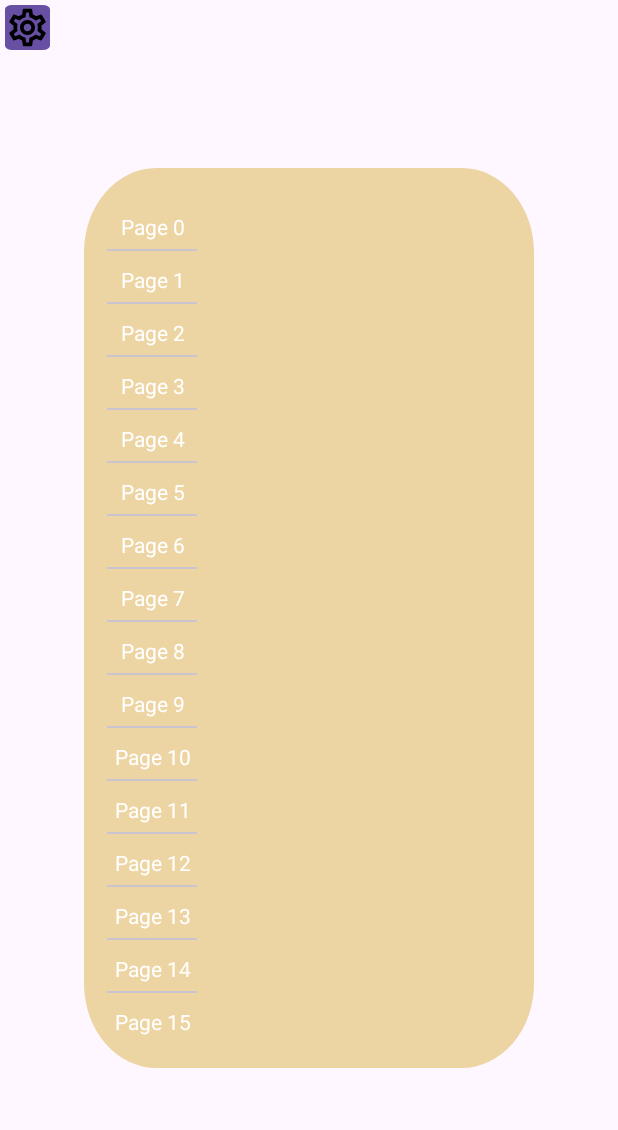
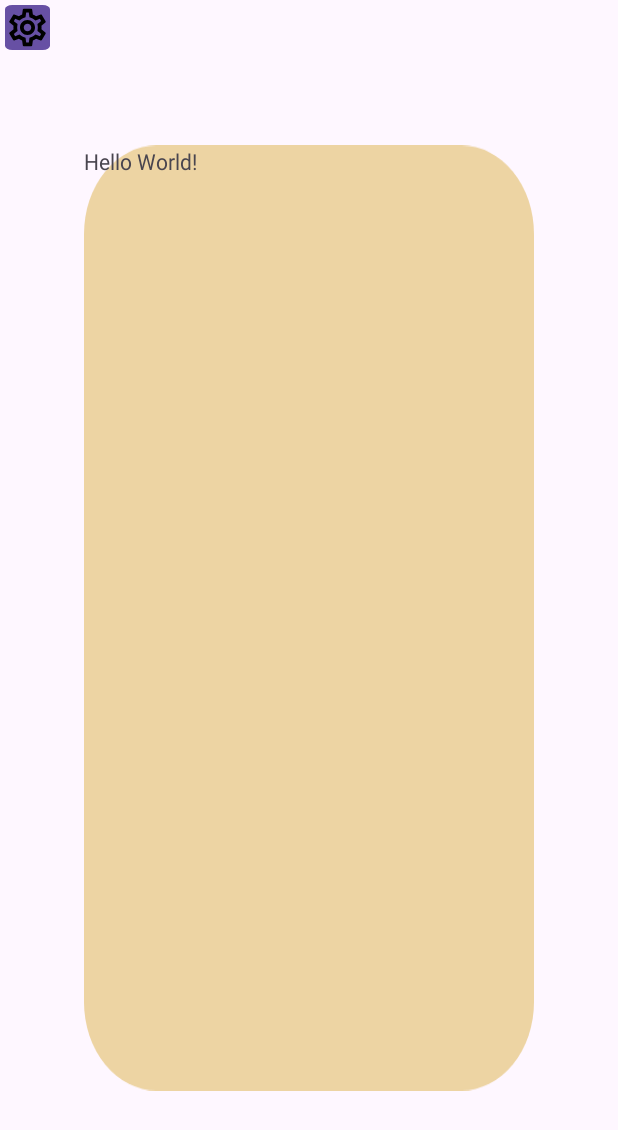
Before and after one commit to duckupus/studylah, an Android app: the FirstFragment screen opened directly, with no data from a screen before it, on a phone screen of 412 x 824 dp. Shown: the top 1130 px of the screen. Run offline under Robolectric (Android 15) with nearby library versions, the phone set to English and light mode, and no system bars; 1 statement that could not run was skipped.

Commit message:
added view3

```diff
--- a/app/src/main/AndroidManifest.xml
+++ b/app/src/main/AndroidManifest.xml
@@ -13,6 +13,9 @@
         android:theme="@style/AppTheme"
         tools:targetApi="31">
         <activity
+            android:name=".Pages.view3"
+            android:exported="false" />
+        <activity
             android:name=".appSettingActivity"
             android:exported="false" />
         <activity
@@ -25,7 +28,8 @@
             android:name=".MainActivity"
             android:exported="true"
             android:theme="@style/AppTheme" />
-        <activity android:name=".PageActivities.CalendarViewActivity"
+        <activity
+            android:name=".PageActivities.CalendarViewActivity"
             android:exported="true" />
         <activity
             android:name=".Pages.splashScreen"
--- a/app/src/main/java/com/sp/studylah/MainActivity.java
+++ b/app/src/main/java/com/sp/studylah/MainActivity.java
@@ -31,13 +31,6 @@ public class MainActivity extends AppCompatActivity {
     private ActivityMainBinding binding;
     private ViewPager2 viewPager;
     private Button button;
-    private CalendarView calendarView;
-    private EditText editTextDescription;
-    private Button buttonSave;
-    private RadioGroup radioGroup;
-    private RadioButton radioButtonExam;
-    private RadioButton radioButtonAssignment;
-    private DatabaseHelper databaseHelper;
 
     @Override
     protected void onCreate(Bundle savedInstanceState) {
@@ -58,9 +51,6 @@ public class MainActivity extends AppCompatActivity {
         //viewPager.setAdapter(carouselAdapter);
         FragmentCarouselAdapter fragmentCarouselAdapter = new FragmentCarouselAdapter(this);
         viewPager.setAdapter(fragmentCarouselAdapter);
-    }
-
-
         ViewPager2.PageTransformer pageTransformer = new ViewPager2.PageTransformer() {
             @Override
             public void transformPage(@NonNull View page, float position) {
@@ -78,7 +68,10 @@ public class MainActivity extends AppCompatActivity {
                 viewPager.setOffscreenPageLimit(3); //left and right items
                 RecyclerView recyclerView = (RecyclerView) viewPager.getChildAt(0);
                 recyclerView.setOverScrollMode(RecyclerView.OVER_SCROLL_NEVER);
-                viewPager.setPageTransformer(pageTransformer);
             }
         };
+        viewPager.setPageTransformer(pageTransformer);
     }
+
+
+}
--- a/app/src/main/java/com/sp/studylah/carousel_fragments/FragmentCarouselAdapter.java
+++ b/app/src/main/java/com/sp/studylah/carousel_fragments/FragmentCarouselAdapter.java
@@ -8,12 +8,13 @@ import androidx.viewpager2.adapter.FragmentStateAdapter;
 import com.sp.studylah.R;
 import com.sp.studylah.carousel_fragments.first_fragment.FirstFragment;
 import com.sp.studylah.carousel_fragments.second_fragment.SecondFragment;
+import com.sp.studylah.carousel_fragments.third_fragment.ThirdFragment;
 
 import java.util.Arrays;
 import java.util.List;
 
 public class FragmentCarouselAdapter extends FragmentStateAdapter {
-    private final List<Integer> layout = Arrays.asList(R.layout.fragment_first, R.layout.fragment_second);
+    private final List<Integer> layout = Arrays.asList(R.layout.fragment_first, R.layout.fragment_second, R.layout.fragment_third);
 
     public FragmentCarouselAdapter(@NonNull FragmentActivity fragmentActivity) {
         super(fragmentActivity);
@@ -28,6 +29,8 @@ public class FragmentCarouselAdapter extends FragmentStateAdapter {
                 return new FirstFragment();
             case 1:
                 return new SecondFragment();
+            case 2:
+                return new ThirdFragment();
             default:
                 throw new IllegalArgumentException("Invalid layout ID");
         }
--- a/app/src/main/java/com/sp/studylah/carousel_fragments/first_fragment/FirstFragment.java
+++ b/app/src/main/java/com/sp/studylah/carousel_fragments/first_fragment/FirstFragment.java
@@ -11,6 +11,7 @@ import androidx.constraintlayout.widget.ConstraintLayout;
 import androidx.fragment.app.Fragment;
 import androidx.recyclerview.widget.RecyclerView;
 
+import com.sp.studylah.Database.DatabaseHelper;
 import com.sp.studylah.R;
 import com.sp.studylah.RecyclerItemClickListener;
 import com.sp.studylah.databinding.FragmentFirstBinding;
@@ -22,7 +23,7 @@ public class FirstFragment extends Fragment {
 
     private FragmentFirstBinding binding;
     private ConstraintLayout layout;
-    private RecyclerView recyclerView;
+    private DatabaseHelper databaseHelper;
 
     @Override
     public View onCreateView(
@@ -45,47 +46,7 @@ public class FirstFragment extends Fragment {
                 startActivity(intent);
             }
         });
-        recyclerView = view.findViewById(R.id.recycler_view_carousel_first_fragment);
-        CarouselDateAdapter adapter = new CarouselDateAdapter();
-        recyclerView.setAdapter(adapter);
-        recyclerView.setRecyclerListener(new RecyclerView.RecyclerListener() {
-            @Override
-            public void onViewRecycled(@NonNull RecyclerView.ViewHolder holder) {
-                ViewGroup.LayoutParams params = ((CarouselDateAdapter.ViewHolder) holder).textView.getLayoutParams();
-                params.height = adapter.height;
-                params.width = adapter.width;
-                ((CarouselDateAdapter.ViewHolder) holder).textView.setLayoutParams(params); //resets back to original size when recycled.
-            }
-        });
-        RecyclerView.LayoutManager layoutManager = recyclerView.getLayoutManager();
-        int count = layoutManager.getChildCount();
-        recyclerView.addOnItemTouchListener(new RecyclerItemClickListener(getContext(), recyclerView, new RecyclerItemClickListener.OnItemClickListener() {
-            @Override
-            public void onItemClick(View view, int position) {
-                CarouselDateAdapter.ViewHolder viewholder = (CarouselDateAdapter.ViewHolder) recyclerView.findViewHolderForAdapterPosition(position);
-                viewholder.textView.setText("CLICKED! " + position);
-                ViewGroup.LayoutParams params = ((CarouselDateAdapter.ViewHolder) Objects.requireNonNull(recyclerView.findViewHolderForAdapterPosition(position))).textView.getLayoutParams();
-                params.height = (int) (adapter.height * 1.2);
-                params.width = (int) (adapter.width * 1.2);
-                ((CarouselDateAdapter.ViewHolder) Objects.requireNonNull(recyclerView.findViewHolderForAdapterPosition(position))).textView.setLayoutParams(params);
-                for(int i = position - recyclerView.getChildCount(); i < position + recyclerView.getChildCount(); i++) {
-                    if(recyclerView.findViewHolderForAdapterPosition(i) == null) { //avoids invalid positions
-                        continue;
-                    }
-                    if(i != position) {
-                        ViewGroup.LayoutParams params2 = ((CarouselDateAdapter.ViewHolder) recyclerView.findViewHolderForAdapterPosition(i)).textView.getLayoutParams();
-                        params2.height = adapter.height;
-                        params2.width = adapter.width;
-                        ((CarouselDateAdapter.ViewHolder) Objects.requireNonNull(recyclerView.findViewHolderForAdapterPosition(i))).textView.setLayoutParams(params2);
-                    }
-                }
-            }
-
-            @Override
-            public void onLongItemClick(View view, int position) {
-
-            }
-        }));
+        databaseHelper = new DatabaseHelper(getActivity());
     }
 
     @Override
--- a/app/src/main/res/layout/fragment_first.xml
+++ b/app/src/main/res/layout/fragment_first.xml
@@ -1,18 +1,18 @@
 <?xml version="1.0" encoding="utf-8"?>
 <androidx.constraintlayout.widget.ConstraintLayout xmlns:android="http://schemas.android.com/apk/res/android"
+    xmlns:tools="http://schemas.android.com/tools"
     android:layout_width="match_parent"
     android:layout_height="match_parent"
     xmlns:app="http://schemas.android.com/apk/res-auto"
     android:id="@+id/fragment_first"
+    android:layout_gravity="center_horizontal|top"
     android:background="@drawable/rectangle_border">
-    <androidx.recyclerview.widget.RecyclerView
+    <TextView
         android:layout_width="wrap_content"
-        android:paddingTop="20dp"
-        android:paddingLeft="15dp"
-        android:paddingBottom="20dp"
-        android:layout_height="match_parent"
-        android:id="@+id/recycler_view_carousel_first_fragment"
-        app:layoutManager="androidx.recyclerview.widget.LinearLayoutManager"
+        android:layout_height="wrap_content"
+        android:text="Hello World!"
+        android:id="@+id/todayAssignments"
         />
 
+
 </androidx.constraintlayout.widget.ConstraintLayout>
--- a/app/src/main/res/values/strings.xml
+++ b/app/src/main/res/values/strings.xml
@@ -45,4 +45,6 @@
     </string>
     <string name="carousel_text">Lorem ipsum dolor sit amet, consectetur adipiscing elit. Phasellus sit amet lectus a mi lobortis iaculis. Mauris odio tortor, accumsan vel gravida sit amet, malesuada a tortor. Cras mattis augue eget dolor vestibulum, id euismod diam rutrum.</string>
     <string name="title_activity_calendar_main">calendar_main</string>
+    <!-- TODO: Remove or change this placeholder text -->
+    <string name="hello_blank_fragment">Hello blank fragment</string>
 </resources>
```
Also changed, not shown: app/src/main/java/com/sp/studylah/Pages/view3.java (added, +16 -0 lines), app/src/main/java/com/sp/studylah/carousel_fragments/third_fragment/ThirdFragment.java (added, +43 -0 lines), app/src/main/res/layout/activity_view3.xml (added, +10 -0 lines), app/src/main/res/layout/fragment_third.xml (added, +15 -0 lines).
